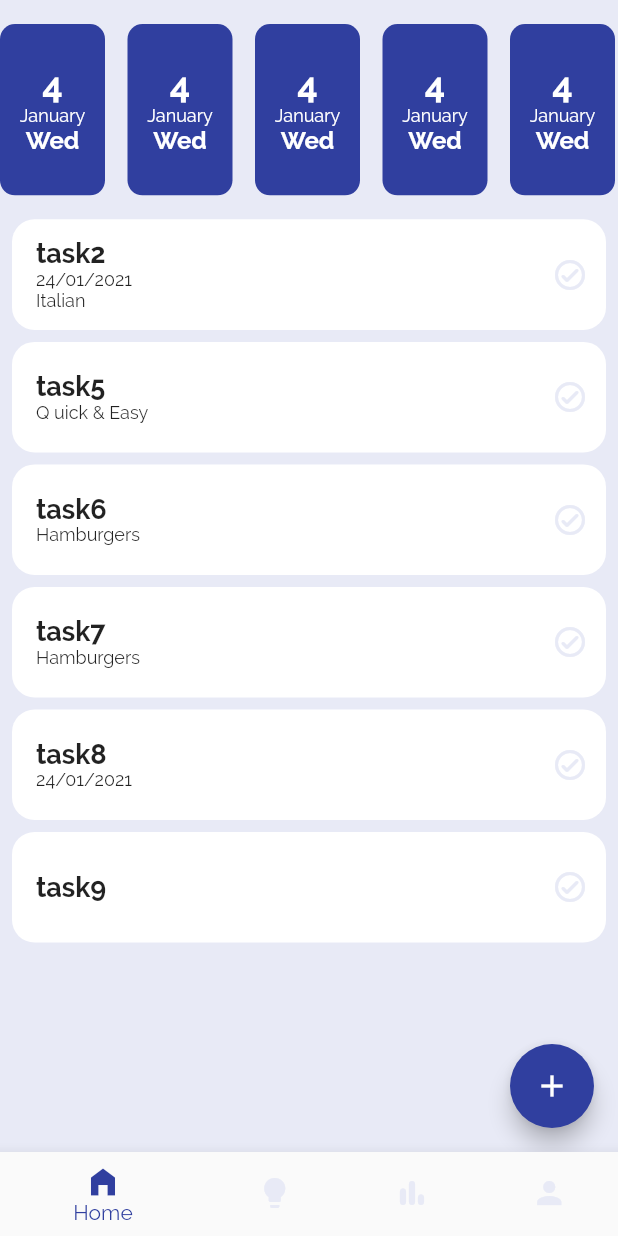
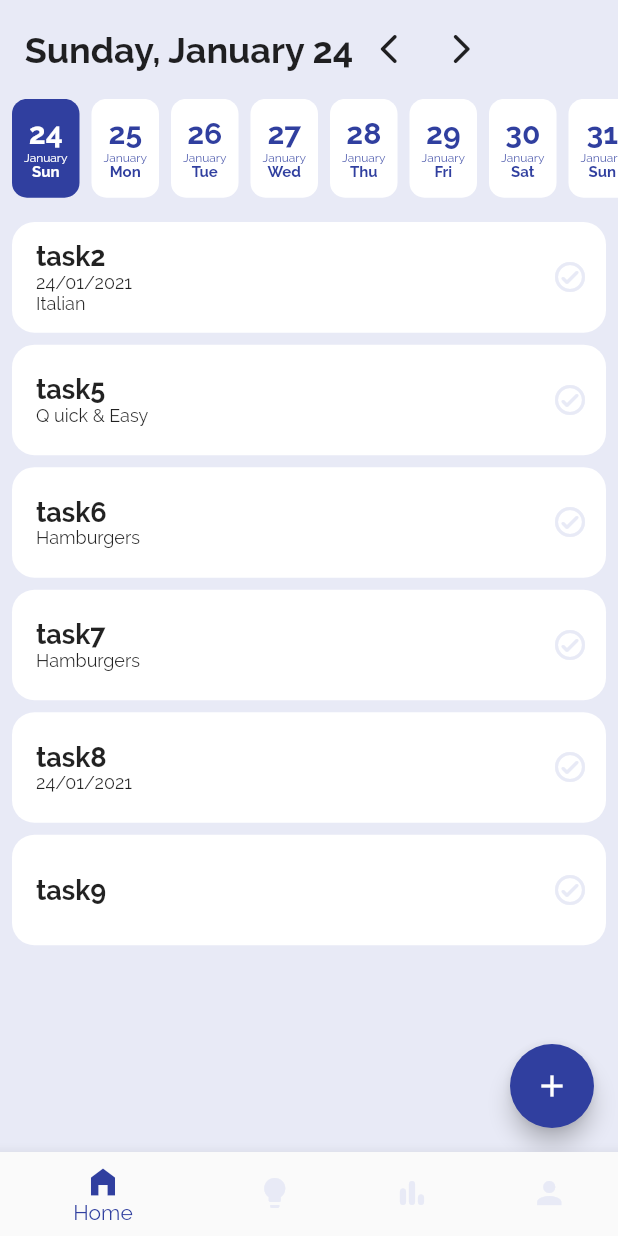
Before and after one commit to smokaleksander/todo_app, a Flutter app: the screen it shows after launch, on a phone screen of 412 x 824 dp. Run offline on Flutter 3.47's test engine with Material 2 defaults, Android fonts, the phone set to English and light mode, and no system bars.

Commit message:
list of days filter design

```diff
--- a/lib/screens/homeScreen.dart
+++ b/lib/screens/homeScreen.dart
@@ -18,23 +18,59 @@ class HomeScreen extends StatefulWidget {
 }
 
 class _HomeScreenState extends State<HomeScreen> {
+  List<DateTime> _calendarDates;
+  var _dayListItemSize = 45.0;
+  int _daylistCurrIndex = 14;
   var _curDate = DateTime.now();
   var _showOnlyToDo = true;
+  ScrollController _dayListScrollController;
   // generate 14 days before and after today
-  List<int> generateCalendarDates() {
-    List<int> days = List<int>();
-    for (int i = -14; i < 15; i++) {
-      days.add(i);
+
+  List<DateTime> generateCalendarDates() {
+    List<DateTime> days = List<DateTime>();
+    for (int i = -14; i < 8; i++) {
+      days.add(DateTime.now().add(Duration(days: i)));
     }
     return days;
   }
 
   @override
+  void initState() {
+    _dayListScrollController = ScrollController(
+        initialScrollOffset: 14 * (_dayListItemSize + 8.0) - 8.0);
+    _calendarDates = generateCalendarDates();
+    super.initState();
+  }
+
+  //function to move to next day in calendar dates list
+  _nextDay(itemSize) {
+    _calendarDates
+        .add(DateTime.now().add(Duration(days: _daylistCurrIndex + 1)));
+    setState(() {
+      _dayListScrollController.animateTo(
+          _dayListScrollController.offset + itemSize + 8,
+          curve: Curves.linear,
+          duration: Duration(milliseconds: 300));
+      _daylistCurrIndex++;
+    });
+  }
+
+  //function to move to prev day in calendar dates list
+  _prevDay(itemSize) {
+    setState(() {
+      _dayListScrollController.animateTo(
+          _dayListScrollController.offset - itemSize - 8,
+          curve: Curves.linear,
+          duration: Duration(milliseconds: 300));
+      if (_daylistCurrIndex > 0) {
+        _daylistCurrIndex--;
+      }
+    });
+  }
+
+  @override
   Widget build(BuildContext context) {
-    final List<int> _calendarDates = generateCalendarDates();
-    for (int i in _calendarDates) {
-      print(i);
-    }
+    var _dayListItemSize = 45.0;
     final tasksData = Provider.of<TaskProvider>(context);
     final tasks = _showOnlyToDo ? tasksData.toDoTasks : tasksData.doneTasks;
     return Scaffold(
@@ -74,41 +110,91 @@ class _HomeScreenState extends State<HomeScreen> {
               arguments: {'taskId': null, 'projectId': null});
         },
       ),
-      body: SingleChildScrollView(
-        child: Column(children: <Widget>[
+      body: SafeArea(
+        child: SingleChildScrollView(
+          child: Column(mainAxisAlignment: MainAxisAlignment.center, children: <
+              Widget>[
             Container(
-            height: (MediaQuery.of(context).size.height -
-                    AppBar().preferredSize.height -
+              margin: EdgeInsets.symmetric(
+                horizontal: (MediaQuery.of(context).size.height -
                         MediaQuery.of(context).padding.bottom -
                         MediaQuery.of(context).padding.top) *
-                0.18,
+                    0.02,
+              ),
+              height: (MediaQuery.of(context).size.height -
+                      MediaQuery.of(context).padding.bottom -
+                      MediaQuery.of(context).padding.top) *
+                  0.08,
+              child: Row(
+                children: [
+                  Text(
+                    DateFormat("MMMMEEEEd").format(DateTime.now()).toString(),
+                    style: TextStyle(fontSize: 24, fontWeight: FontWeight.w600),
+                  ),
+                  IconButton(
+                    icon: Icon(Icons.arrow_back_ios_rounded),
+                    onPressed: () {
+                      _prevDay(_dayListItemSize);
+                    },
+                  ),
+                  IconButton(
+                    icon: Icon(Icons.arrow_forward_ios_rounded),
+                    onPressed: () {
+                      _nextDay(_dayListItemSize);
+                    },
+                  )
+                ],
+              ),
+            ),
+            Container(
+              margin: EdgeInsets.only(
+                bottom: (MediaQuery.of(context).size.height -
+                        MediaQuery.of(context).padding.bottom -
+                        MediaQuery.of(context).padding.top) *
+                    0.01,
+              ),
+              height: (MediaQuery.of(context).size.height -
+                      MediaQuery.of(context).padding.bottom -
+                      MediaQuery.of(context).padding.top) *
+                  0.08,
               child: ListView.separated(
+                physics: const NeverScrollableScrollPhysics(),
+                controller: _dayListScrollController,
                 scrollDirection: Axis.horizontal,
-              itemCount: 10,
+                itemCount: _calendarDates.length,
                 itemBuilder: (BuildContext context, int i) {
                   return Container(
-                  margin: EdgeInsets.only(top: 16, bottom: 8),
-                  width: 70,
+                    //margin: EdgeInsets.only(top: 16, bottom: 8),
+                    width: _dayListItemSize,
                     decoration: BoxDecoration(
                         borderRadius: BorderRadius.circular(10),
-                      color: Theme.of(context).accentColor),
+                        color: (i != _daylistCurrIndex)
+                            ? Theme.of(context).primaryColor
+                            : Theme.of(context).accentColor),
                     child: Column(
                       mainAxisAlignment: MainAxisAlignment.center,
+                      crossAxisAlignment: CrossAxisAlignment.center,
                       children: <Widget>[
-                      Text('4',
+                        Text(DateFormat('d').format(_calendarDates[i]),
                             style: TextStyle(
-                              color: Theme.of(context).primaryColor,
-                              fontSize: 24,
+                                color: (i != _daylistCurrIndex)
+                                    ? Theme.of(context).accentColor
+                                    : Theme.of(context).primaryColor,
+                                fontSize: 20,
                                 fontWeight: FontWeight.w600)),
-                      Text('January',
+                        Text(DateFormat('MMMM').format(_calendarDates[i]),
                             style: TextStyle(
-                              color: Theme.of(context).primaryColor,
-                              fontSize: 12,
+                                color: (i != _daylistCurrIndex)
+                                    ? Theme.of(context).accentColor
+                                    : Theme.of(context).primaryColor,
+                                fontSize: 8,
                                 fontWeight: FontWeight.w400)),
-                      Text('Wed',
+                        Text(DateFormat('EEE').format(_calendarDates[i]),
                             style: TextStyle(
-                              color: Theme.of(context).primaryColor,
-                              fontSize: 16,
+                                color: (i != _daylistCurrIndex)
+                                    ? Theme.of(context).accentColor
+                                    : Theme.of(context).primaryColor,
+                                fontSize: 10,
                                 fontWeight: FontWeight.w600))
                       ],
                     ),
@@ -116,14 +202,13 @@ class _HomeScreenState extends State<HomeScreen> {
                 },
                 separatorBuilder: (BuildContext context, int i) {
                   return SizedBox(
-                  width: 15,
+                    width: 8,
                   );
                 },
               ),
             ),
             Container(
               height: (MediaQuery.of(context).size.height -
-                    AppBar().preferredSize.height -
                       MediaQuery.of(context).padding.bottom -
                       MediaQuery.of(context).padding.top) *
                   0.82,
@@ -155,6 +240,7 @@ class _HomeScreenState extends State<HomeScreen> {
             ),
           ]),
         ),
+      ),
     );
   }
 }
```
Lines whose indentation alone changed are shown as unchanged.
